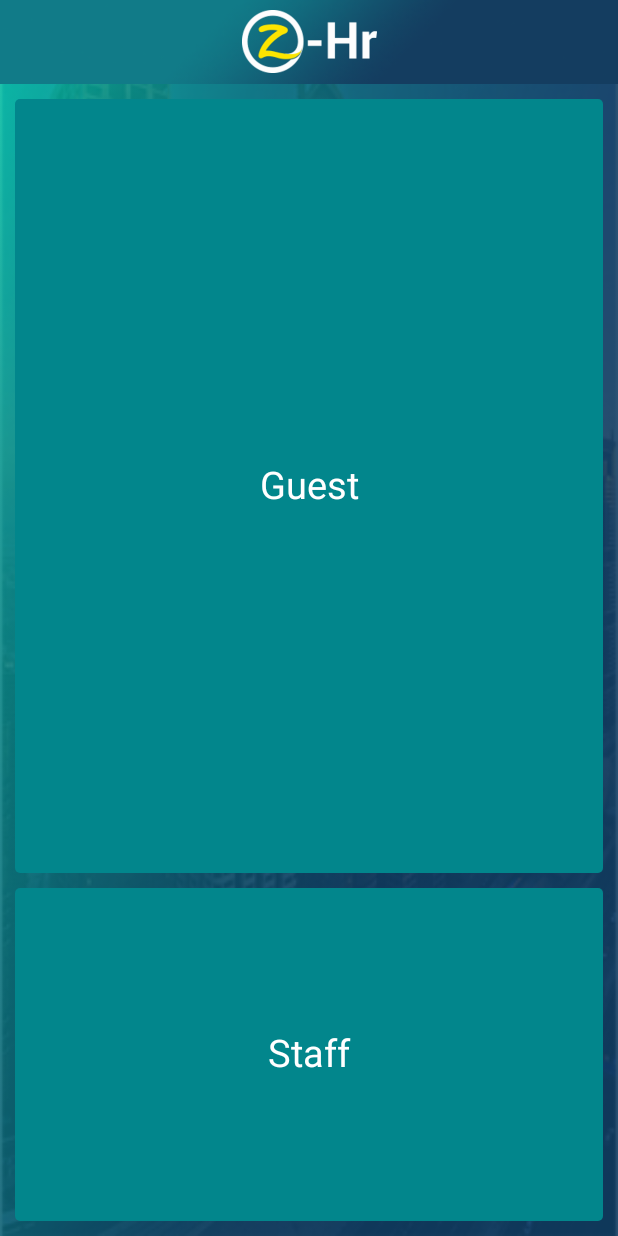
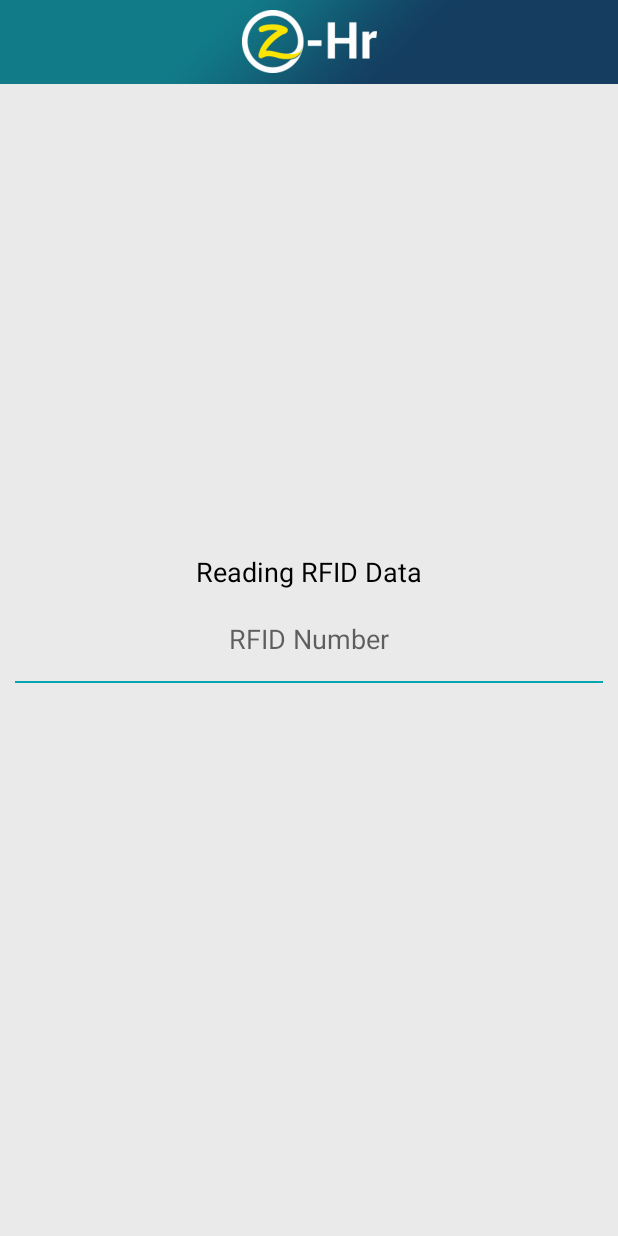
Before and after one commit to madhutota/ZhourSecurity, an Android app: the GuestAndStaffActivity screen opened directly, with no data from a screen before it, after a tap on "Staff", on a phone screen of 412 x 824 dp. Run offline under Robolectric (Android 15) with nearby library versions, the phone set to English and light mode, and no system bars; our stand-ins replace ButterKnife.

Commit message:
Fixed issues and added navigations to staff

```diff
--- a/app/src/main/java/com/zhour/zhoursecurity/activities/DetailsActivity.java
+++ b/app/src/main/java/com/zhour/zhoursecurity/activities/DetailsActivity.java
@@ -146,7 +146,7 @@ public class DetailsActivity extends BaseActivity implements IAsyncCaller {
                 linkedHashMap.put("vehiclenumber", et_vehicle_number.getText().toString());
                 linkedHashMap.put("eventtypeid", visitorModel.getInvitetypeid());
                 linkedHashMap.put("residentid", visitorModel.getResidentid());
-                linkedHashMap.put("communityid", "12"/*Utility.getSharedPrefStringData(this, Constants.COMMUNITY_ID)*/);
+                linkedHashMap.put("communityid", "2"/*Utility.getSharedPrefStringData(this, Constants.COMMUNITY_ID)*/);
 
                 VisitorParser visitorParser = new VisitorParser();
                 ServerJSONAsyncTask serverJSONAsyncTask = new ServerJSONAsyncTask(
--- a/app/src/main/java/com/zhour/zhoursecurity/activities/GuestAndStaffActivity.java
+++ b/app/src/main/java/com/zhour/zhoursecurity/activities/GuestAndStaffActivity.java
@@ -18,7 +18,6 @@ public class GuestAndStaffActivity extends BaseActivity {
 
     @BindView(R.id.ll_staff)
     LinearLayout ll_staff;
-
 
     @BindView(R.id.ll_guest)
     LinearLayout ll_guest;
@@ -47,17 +46,22 @@ public class GuestAndStaffActivity extends BaseActivity {
 
     }
 
+    /**
+     * This method is used to navigate to staff scan
+     */
     @OnClick(R.id.ll_staff)
     void getStaff() {
-
+        Intent intent = new Intent(getApplicationContext(), StaffScanActivity.class);
+        startActivity(intent);
     }
 
+
+    /**
+     * This method is used to navigate for guest store
+     */
     @OnClick(R.id.ll_guest)
     void getGuest() {
         Intent intent = new Intent(getApplicationContext(), GuestDetailActivity.class);
         startActivity(intent);
-
     }
-
-
 }
--- /dev/null
+++ b/app/src/main/java/com/zhour/zhoursecurity/activities/StaffScanActivity.java
@@ -0,0 +1,113 @@
+package com.zhour.zhoursecurity.activities;
+
+import android.content.Intent;
+import android.os.Bundle;
+import android.text.Editable;
+import android.text.TextWatcher;
+import android.widget.EditText;
+import android.widget.TextView;
+
+
+import com.zhour.zhoursecurity.R;
+import com.zhour.zhoursecurity.Utils.Utility;
+import com.zhour.zhoursecurity.asynctask.IAsyncCaller;
+import com.zhour.zhoursecurity.models.Model;
+
+import org.json.JSONArray;
+
+import java.util.LinkedHashMap;
+
+import butterknife.BindView;
+import butterknife.ButterKnife;
+
+/**
+ * Created by shankar on 8/4/2017.
+ */
+
+public class StaffScanActivity extends BaseActivity implements IAsyncCaller {
+
+    @BindView(R.id.et_id)
+    EditText et_id;
+
+    private Intent intent;
+    private String mType;
+    private String mMode;
+
+
+    @Override
+    protected void onCreate(Bundle savedInstanceState) {
+        super.onCreate(savedInstanceState);
+        setContentView(R.layout.activity_staff_scan);
+        ButterKnife.bind(this);
+        /*intent = getIntent();
+        if (intent.hasExtra(Constants.TYPE)) {
+            mType = intent.getStringExtra(Constants.TYPE);
+            mMode = intent.getStringExtra(Constants.MODE);
+            tv_title.setText(mType.toUpperCase() + " " + mMode.toUpperCase());
+        }*/
+
+        et_id.addTextChangedListener(new TextWatcher() {
+            @Override
+            public void beforeTextChanged(CharSequence s, int start, int count, int after) {
+
+            }
+
+            @Override
+            public void onTextChanged(CharSequence s, int start, int before, int count) {
+
+            }
+
+            @Override
+            public void afterTextChanged(Editable s) {
+                if (s.length() > 9)
+                    sendDataToServer();
+            }
+        });
+    }
+
+    void sendDataToServer() {
+        if (isValidFields()) {
+            try {
+                LinkedHashMap linkedHashMap = new LinkedHashMap();
+                JSONArray jsonArray = new JSONArray();
+               /* linkedHashMap.put("RFId", et_id.getText().toString());
+                linkedHashMap.put("Type", mType);
+                linkedHashMap.put("Time", Utility.getTime());
+                linkedHashMap.put("Date", Utility.getDate());
+                linkedHashMap.put("Year", Utility.getYear());
+                linkedHashMap.put("Month", Utility.getMonth());
+                linkedHashMap.put("Month", Utility.getMonth());
+                linkedHashMap.put("Mode", mMode);
+                RFIDParser rfidParser = new RFIDParser();
+                ServerJSONAsyncTask serverJSONAsyncTask = new ServerJSONAsyncTask(
+                        this, Utility.getResourcesString(this, R.string.please_wait), true,
+                        APIConstants.CREATE_ESCORT_MESS_ATTENDANCE, linkedHashMap,
+                        APIConstants.REQUEST_TYPE.POST, this, rfidParser);
+                Utility.execute(serverJSONAsyncTask);*/
+            } catch (Exception e) {
+                e.printStackTrace();
+            }
+        }
+    }
+
+    private boolean isValidFields() {
+        boolean isValidated = false;
+        if (Utility.isValueNullOrEmpty(et_id.getText().toString().trim())) {
+            Utility.setSnackBar(StaffScanActivity.this, et_id, "Please scan your card first");
+            et_id.requestFocus();
+        } else {
+            isValidated = true;
+        }
+        return isValidated;
+    }
+
+    @Override
+    public void onComplete(Model model) {
+        if (model != null) {
+            /*if (model instanceof RFIDModel) {
+                RFIDModel mRFIDModel = (RFIDModel) model;
+                Utility.showToastMessage(DashBoardActivity.this, "Student Name: " + mRFIDModel.getStudentName());
+            }*/
+        }
+    }
+}
--- /dev/null
+++ b/app/src/main/res/layout/activity_staff_scan.xml
@@ -0,0 +1,61 @@
+<?xml version="1.0" encoding="utf-8"?>
+<RelativeLayout xmlns:android="http://schemas.android.com/apk/res/android"
+    android:layout_width="match_parent"
+    android:layout_height="match_parent"
+    android:background="@color/background_gray">
+
+
+    <android.support.v7.widget.Toolbar
+        android:id="@+id/toolbar"
+        android:layout_width="match_parent"
+        android:layout_height="?attr/actionBarSize"
+        android:background="@drawable/toolbr_bg"
+        android:orientation="horizontal">
+
+        <ImageView
+            android:layout_width="wrap_content"
+            android:layout_height="wrap_content"
+            android:layout_gravity="center"
+            android:contentDescription="@string/app_name"
+            android:src="@drawable/logo" />
+    </android.support.v7.widget.Toolbar>
+
+    <LinearLayout
+        android:layout_width="match_parent"
+        android:layout_height="wrap_content"
+        android:layout_centerInParent="true"
+        android:gravity="center"
+        android:orientation="vertical">
+
+        <TextView
+            android:layout_width="wrap_content"
+            android:layout_height="wrap_content"
+            android:gravity="center"
+            android:text="@string/reading_rfid_data"
+            android:textColor="@android:color/black"
+            android:textSize="@dimen/_18sp" />
+
+        <EditText
+            android:id="@+id/et_id"
+            android:layout_width="match_parent"
+            android:layout_height="wrap_content"
+            android:layout_marginEnd="@dimen/_10dp"
+            android:layout_marginStart="@dimen/_10dp"
+            android:layout_marginTop="@dimen/_10dp"
+            android:background="@android:color/transparent"
+            android:gravity="center"
+            android:hint="@string/rfid_number"
+            android:inputType="textPassword"
+            android:minHeight="@dimen/_45dp"
+            android:textSize="@dimen/_18sp" />
+
+        <View
+            android:layout_width="match_parent"
+            android:layout_height="@dimen/_1dp"
+            android:layout_gravity="center"
+            android:layout_marginEnd="@dimen/_10dp"
+            android:layout_marginStart="@dimen/_10dp"
+            android:layout_marginTop="@dimen/_5dp"
+            android:background="@color/colorPrimary" />
+    </LinearLayout>
+</RelativeLayout>
--- a/app/src/main/res/values/colors.xml
+++ b/app/src/main/res/values/colors.xml
@@ -18,4 +18,6 @@
     <color name="error_alert">#FB5151</color>
     <color name="color_sign_in_bar">#419BF9</color>
     <color name="light_green">#20AF89</color>
+
+    <color name="background_gray">#EAEAEA</color>
 </resources>
--- a/app/src/main/res/values/strings.xml
+++ b/app/src/main/res/values/strings.xml
@@ -62,4 +62,7 @@
     <string name="please_enter_resident_contact">Please enter resident contact</string>
 
 
+    <string name="rfid_number">RFID Number</string>
+    <string name="reading_rfid_data">Reading RFID Data</string>
+
 </resources>
```
Also changed, not shown: app/src/main/AndroidManifest.xml (+7 -5 lines).
